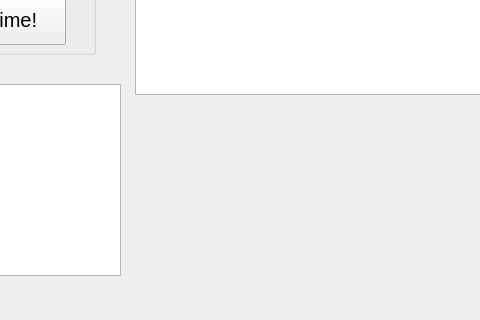
First picture: the form in PythonGUI_apps/Lifetime_analysis/Lifetime_analysis_gui_layout.ui, repository SarthakJariwala/Python_GUI_apps, before the edit; both pictures show x 155 to 635 and y 465 to 785 of the 1050 by 785 pixel window.
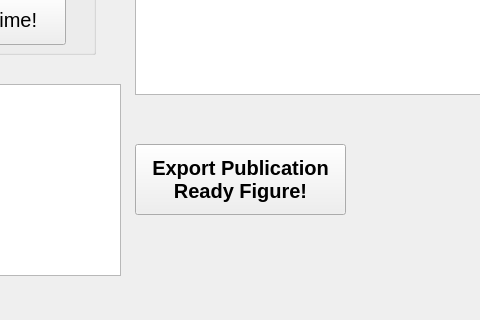
Second picture: the form after the edit. Custom widgets are drawn as their Qt base class.

Commit message: Publication ready figure export added

```diff
--- a/PythonGUI_apps/Lifetime_analysis/Lifetime_analysis_gui_layout.ui
+++ b/PythonGUI_apps/Lifetime_analysis/Lifetime_analysis_gui_layout.ui
@@ -255,6 +255,27 @@
      </font>
     </property>
    </widget>
+   <widget class="QPushButton" name="export_plot_pushButton">
+    <property name="geometry">
+     <rect>
+      <x>290</x>
+      <y>590</y>
+      <width>211</width>
+      <height>71</height>
+     </rect>
+    </property>
+    <property name="font">
+     <font>
+      <pointsize>15</pointsize>
+      <weight>75</weight>
+      <bold>true</bold>
+     </font>
+    </property>
+    <property name="text">
+     <string>Export Publication
+Ready Figure!</string>
+    </property>
+   </widget>
   </widget>
   <widget class="QMenuBar" name="menubar">
    <property name="geometry">
```
The commit also changes 1 other file.
